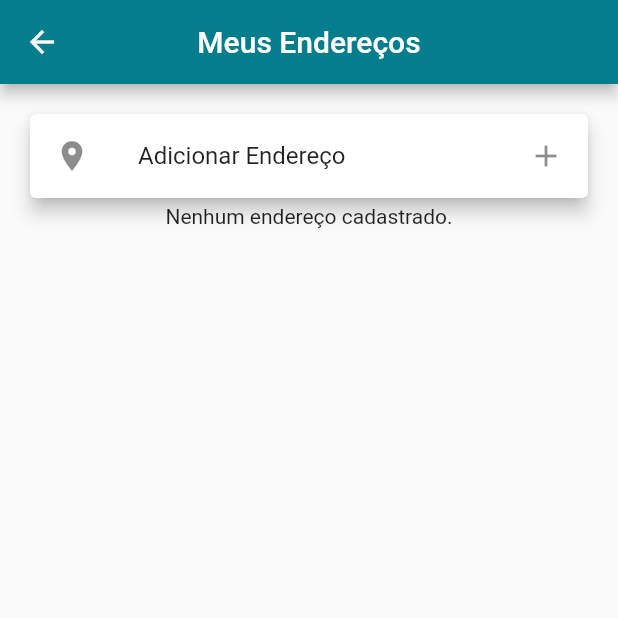
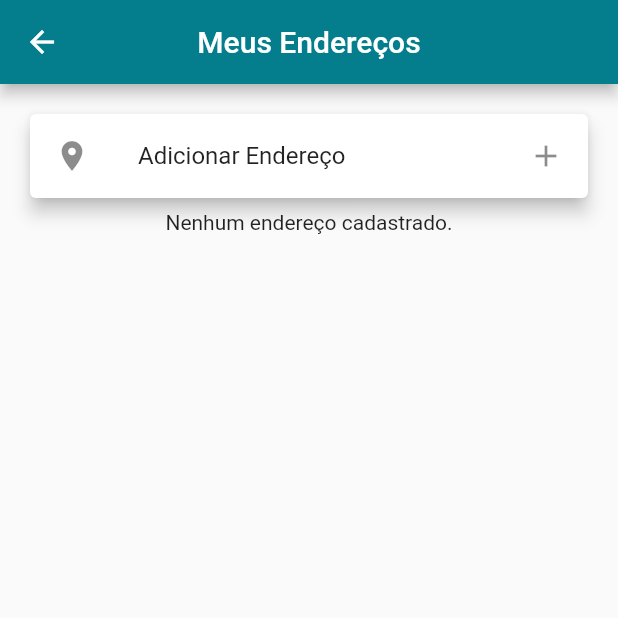
Before and after one commit to FigueredoMatheus/Loja-Virtual, a Flutter app: the EnderecosScreen screen opened directly, on a phone screen of 412 x 824 dp, the top half of it. Run offline on Flutter 3.47's test engine with Material 2 defaults, Android fonts, the phone set to English and light mode, and no system bars; our stand-ins replace carousel_pro, cloud_firestore, firebase_auth, flare_flutter, flutter_mobx, mobx and 1 more; accounts and stored records are empty; generated files the repository leaves out were written again.

Commit message:
Melhorando classe Endereco

```diff
--- a/lib/screens/enderecos_screen.dart
+++ b/lib/screens/enderecos_screen.dart
@@ -34,7 +34,12 @@ class EnderecosScreen extends StatelessWidget {
             Observer(builder: (_) {
               print("Lista de endereços(EnderecoScreen: ${user.endereco.listEnderecos.length}");
                 if( user.endereco.listEnderecos.length == 0 ||  user.endereco.listEnderecos.length == null){
-                  return Center(child: Text('Nenhum endereço cadastrado.'));
+                  return Center(
+                    child: Padding(
+                      padding: const EdgeInsets.only(top: 4.0),
+                      child: Text('Nenhum endereço cadastrado.'),
+                    )
+                    );
                 }else{
                   return Column(
                   crossAxisAlignment: CrossAxisAlignment.stretch,
--- a/lib/tiles/endereco_tile.dart
+++ b/lib/tiles/endereco_tile.dart
@@ -20,7 +20,7 @@ class EnderecoTile extends StatelessWidget {
         child: Column(
           crossAxisAlignment: CrossAxisAlignment.start,
           children: <Widget>[
-            endereco['padrao'] ?    Container(
+            endereco['padrao'] ? Container(
               //height: 15,
               //width: 40,
               color: Colors.red[200],
@@ -29,7 +29,7 @@ class EnderecoTile extends StatelessWidget {
                 style: TextStyle(color: Colors.black, fontSize: 10),
                 textAlign: TextAlign.center,
               ),
-            ) : SizedBox(height: 15,),
+            ) : SizedBox(height: 10,),
 
             Padding(
               padding: const EdgeInsets.only(top: 8, left: 8.0),
```
Also changed, not shown: lib/models/endereco.dart (+24 -16 lines).
